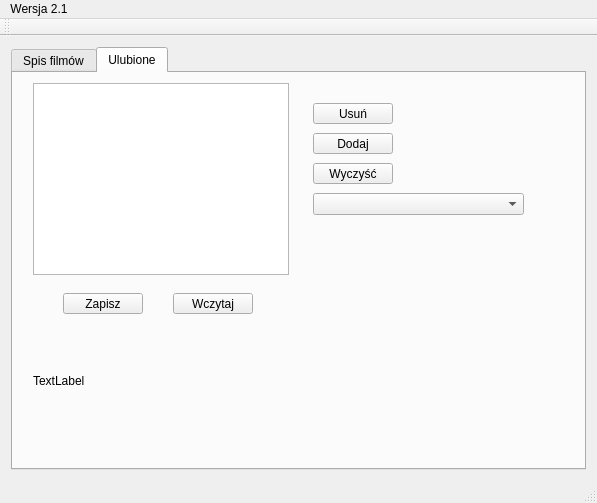
First picture: the form in mainwindow.ui, repository lukaszres/QProgramTV, before the edit.
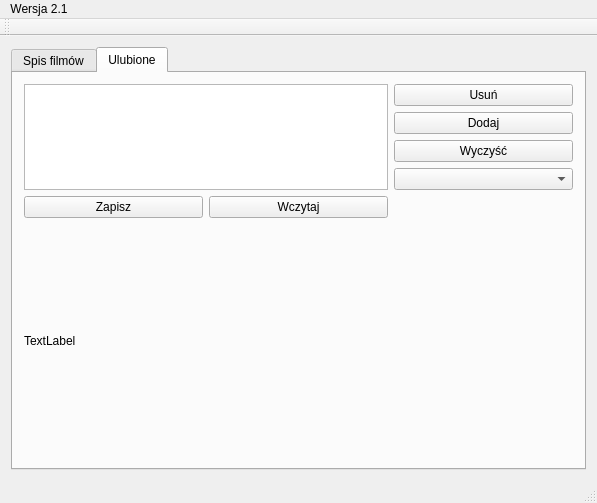
Second picture: the form after the edit. The open tabs and pages were chosen to show the change. Icons and pictures are not drawn.

Commit message: mainwindow.ui add layer to tab5

Patch:
```diff
--- a/mainwindow.ui
+++ b/mainwindow.ui
@@ -164,15 +164,9 @@
        <attribute name="title">
         <string>Ulubione</string>
        </attribute>
+       <layout class="QGridLayout" name="gridLayout_4">
+        <item row="0" column="0" rowspan="4" colspan="2">
        <widget class="QListView" name="listView">
-        <property name="geometry">
-         <rect>
-          <x>20</x>
-          <y>10</y>
-          <width>256</width>
-          <height>192</height>
-         </rect>
-        </property>
         <property name="editTriggers">
          <set>QAbstractItemView::NoEditTriggers</set>
         </property>
@@ -180,90 +174,47 @@
          <enum>QAbstractItemView::ExtendedSelection</enum>
         </property>
        </widget>
+        </item>
+        <item row="0" column="2">
        <widget class="QPushButton" name="pushButtonRemove">
-        <property name="geometry">
-         <rect>
-          <x>300</x>
-          <y>30</y>
-          <width>80</width>
-          <height>21</height>
-         </rect>
-        </property>
         <property name="text">
          <string>Usuń</string>
         </property>
        </widget>
+        </item>
+        <item row="1" column="2">
        <widget class="QPushButton" name="pushButtonAdd">
-        <property name="geometry">
-         <rect>
-          <x>300</x>
-          <y>60</y>
-          <width>80</width>
-          <height>21</height>
-         </rect>
-        </property>
         <property name="text">
          <string>Dodaj</string>
         </property>
        </widget>
+        </item>
+        <item row="2" column="2">
        <widget class="QPushButton" name="pushButtonClear">
-        <property name="geometry">
-         <rect>
-          <x>300</x>
-          <y>90</y>
-          <width>80</width>
-          <height>21</height>
-         </rect>
-        </property>
         <property name="text">
          <string>Wyczyść</string>
         </property>
        </widget>
-       <widget class="QComboBox" name="comboBoxRemained">
-        <property name="geometry">
-         <rect>
-          <x>300</x>
-          <y>120</y>
-          <width>211</width>
-          <height>22</height>
-         </rect>
-        </property>
-       </widget>
+        </item>
+        <item row="3" column="2">
+         <widget class="QComboBox" name="comboBoxRemained"/>
+        </item>
+        <item row="4" column="0">
        <widget class="QPushButton" name="pushButtonSaveFavourites">
-        <property name="geometry">
-         <rect>
-          <x>50</x>
-          <y>220</y>
-          <width>80</width>
-          <height>21</height>
-         </rect>
-        </property>
         <property name="text">
          <string>Zapisz</string>
         </property>
        </widget>
+        </item>
+        <item row="4" column="1">
        <widget class="QPushButton" name="pushButtonLoadFavourites">
-        <property name="geometry">
-         <rect>
-          <x>160</x>
-          <y>220</y>
-          <width>80</width>
-          <height>21</height>
-         </rect>
-        </property>
         <property name="text">
          <string>Wczytaj</string>
         </property>
        </widget>
+        </item>
+        <item row="5" column="0" colspan="3">
        <widget class="QLabel" name="label_numberOfFavLeftChannels">
-        <property name="geometry">
-         <rect>
-          <x>20</x>
-          <y>300</y>
-          <width>360</width>
-          <height>16</height>
-         </rect>
-        </property>
         <property name="sizePolicy">
          <sizepolicy hsizetype="Preferred" vsizetype="Preferred">
           <horstretch>0</horstretch>
@@ -274,6 +225,8 @@
          <string>TextLabel</string>
         </property>
        </widget>
+        </item>
+       </layout>
       </widget>
      </widget>
     </item>
```
Lines whose indentation alone changed are shown as unchanged.
